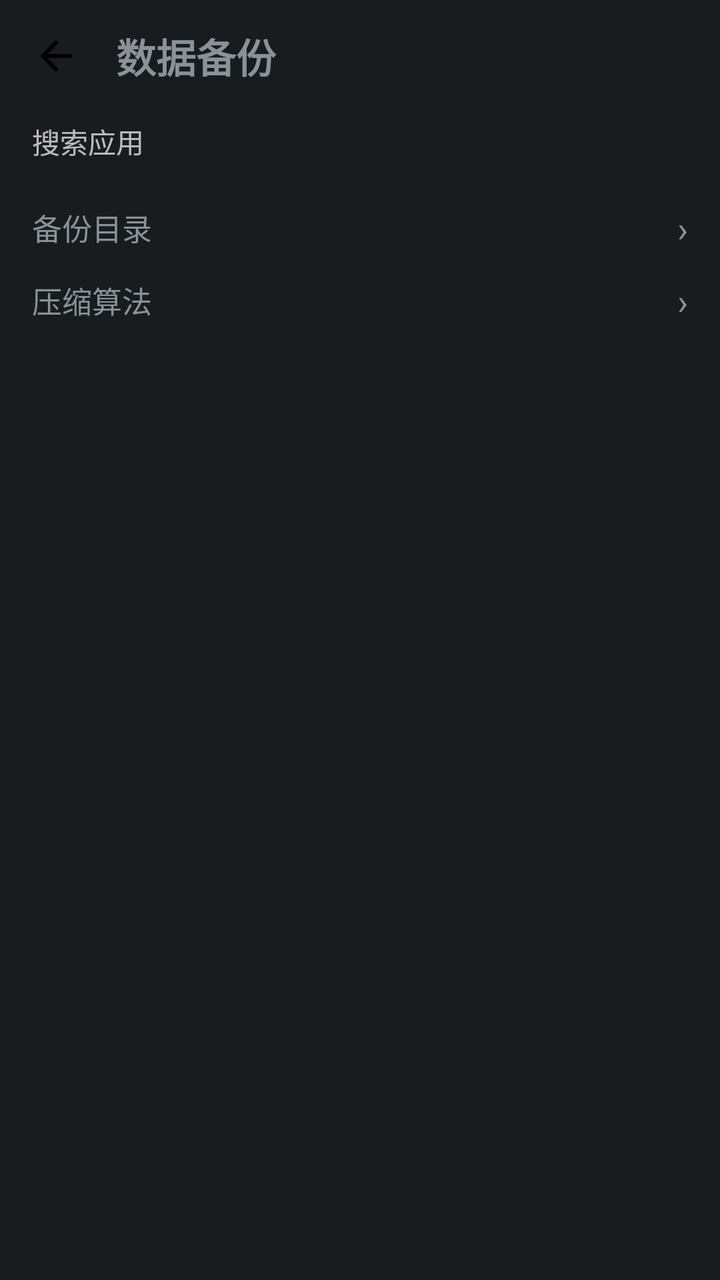
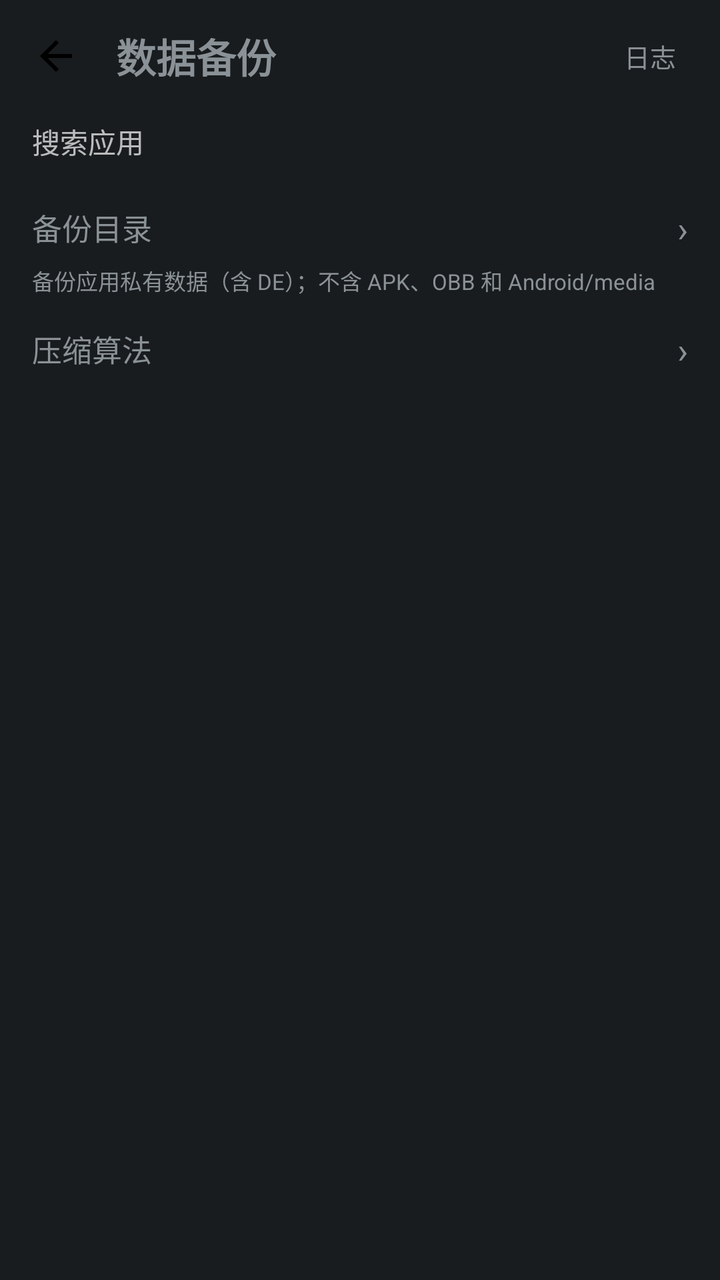

Before-and-after screenshots of an Android layout around one commit, followed by the original layout XML and the change that was made.
<!-- AndroidManifest.xml: application theme android:Theme.DeviceDefault.NoActionBar -->
<!-- res/layout/activity_backup.xml -->
<?xml version="1.0" encoding="utf-8"?>
<LinearLayout xmlns:android="http://schemas.android.com/apk/res/android"
    android:id="@+id/bk_root"
    android:layout_width="match_parent"
    android:layout_height="match_parent"
    android:orientation="vertical">

    <LinearLayout
        android:id="@+id/bk_header"
        android:layout_width="match_parent"
        android:layout_height="56dp"
        android:orientation="horizontal"
        android:gravity="center_vertical"
        android:paddingStart="6dp"
        android:paddingEnd="12dp">

        <ImageButton
            android:id="@+id/bk_back"
            android:layout_width="44dp"
            android:layout_height="44dp"
            android:padding="10dp"
            android:background="?android:attr/selectableItemBackgroundBorderless"
            android:src="@drawable/ic_back"
            android:scaleType="fitCenter"
            android:contentDescription="返回" />

        <TextView
            android:id="@+id/bk_title"
            android:layout_width="0dp"
            android:layout_height="wrap_content"
            android:layout_weight="1"
            android:layout_marginStart="8dp"
            android:text="@string/sec_backup"
            android:textSize="20sp"
            android:textStyle="bold" />

        
        <TextView
            android:id="@+id/bk_add"
            android:layout_width="wrap_content"
            android:layout_height="wrap_content"
            android:paddingStart="12dp"
            android:paddingEnd="12dp"
            android:paddingTop="8dp"
            android:paddingBottom="8dp"
            android:text="＋"
            android:textSize="20sp"
            android:visibility="gone" />

        
        <TextView
            android:id="@+id/bk_sel_count"
            android:layout_width="wrap_content"
            android:layout_height="wrap_content"
            android:textSize="13sp"
            android:visibility="gone" />

        <TextView
            android:id="@+id/bk_sel_all"
            android:layout_width="wrap_content"
            android:layout_height="wrap_content"
            android:paddingStart="12dp"
            android:paddingEnd="12dp"
            android:paddingTop="8dp"
            android:paddingBottom="8dp"
            android:text="@string/backup_sel_all"
            android:textSize="13sp"
            android:visibility="gone" />

        <TextView
            android:id="@+id/bk_sel_inv"
            android:layout_width="wrap_content"
            android:layout_height="wrap_content"
            android:paddingStart="8dp"
            android:paddingEnd="8dp"
            android:paddingTop="8dp"
            android:paddingBottom="8dp"
            android:text="@string/backup_invert"
            android:textSize="13sp"
            android:visibility="gone" />

        <TextView
            android:id="@+id/bk_sel_more"
            android:layout_width="wrap_content"
            android:layout_height="wrap_content"
            android:paddingStart="8dp"
            android:paddingEnd="4dp"
            android:paddingTop="8dp"
            android:paddingBottom="8dp"
            android:text="⋮"
            android:textSize="20sp"
            android:visibility="gone" />
    </LinearLayout>

    
    <LinearLayout
        android:layout_width="match_parent"
        android:layout_height="wrap_content"
        android:orientation="horizontal"
        android:gravity="center_vertical"
        android:paddingStart="16dp"
        android:paddingEnd="12dp"
        android:paddingBottom="6dp">

        <EditText
            android:id="@+id/bk_search"
            android:layout_width="0dp"
            android:layout_height="wrap_content"
            android:layout_weight="1"
            android:hint="@string/backup_search_hint"
            android:inputType="text"
            android:maxLines="1"
            android:textSize="14sp"
            android:background="@null" />

        <TextView
            android:id="@+id/bk_sort"
            android:layout_width="wrap_content"
            android:layout_height="wrap_content"
            android:paddingStart="10dp"
            android:paddingEnd="4dp"
            android:paddingTop="6dp"
            android:paddingBottom="6dp"
            android:textSize="13sp" />

        <TextView
            android:id="@+id/bk_filter"
            android:layout_width="wrap_content"
            android:layout_height="wrap_content"
            android:paddingStart="10dp"
            android:paddingEnd="4dp"
            android:paddingTop="6dp"
            android:paddingBottom="6dp"
            android:textSize="13sp" />
    </LinearLayout>

    <TextView
        android:id="@+id/bk_hint"
        android:layout_width="match_parent"
        android:layout_height="wrap_content"
        android:paddingStart="16dp"
        android:paddingEnd="16dp"
        android:paddingBottom="8dp"
        android:lineSpacingExtra="3dp"
        android:textSize="12sp"
        android:visibility="gone" />

    <LinearLayout
        android:id="@+id/bk_dir_row"
        android:layout_width="match_parent"
        android:layout_height="wrap_content"
        android:orientation="horizontal"
        android:gravity="center_vertical"
        android:paddingStart="16dp"
        android:paddingEnd="16dp"
        android:paddingTop="10dp"
        android:paddingBottom="4dp"
        android:background="?android:attr/selectableItemBackground">

        <TextView
            android:id="@+id/bk_dir_label"
            android:layout_width="wrap_content"
            android:layout_height="wrap_content"
            android:text="@string/backup_dir_row"
            android:textSize="15sp" />

        <TextView
            android:id="@+id/bk_dir_value"
            android:layout_width="0dp"
            android:layout_height="wrap_content"
            android:layout_weight="1"
            android:layout_marginStart="12dp"
            android:gravity="end"
            android:maxLines="1"
            android:ellipsize="start"
            android:textSize="13sp" />

        <TextView
            android:id="@+id/bk_dir_arrow"
            android:layout_width="wrap_content"
            android:layout_height="wrap_content"
            android:layout_marginStart="4dp"
            android:text="&#8250;"
            android:textSize="18sp" />
    </LinearLayout>

    <LinearLayout
        android:id="@+id/bk_algo_row"
        android:layout_width="match_parent"
        android:layout_height="wrap_content"
        android:orientation="horizontal"
        android:gravity="center_vertical"
        android:paddingStart="16dp"
        android:paddingEnd="16dp"
        android:paddingTop="8dp"
        android:paddingBottom="10dp"
        android:background="?android:attr/selectableItemBackground">

        <TextView
            android:id="@+id/bk_algo_label"
            android:layout_width="0dp"
            android:layout_height="wrap_content"
            android:layout_weight="1"
            android:text="@string/backup_algo_row"
            android:textSize="15sp" />

        <TextView
            android:id="@+id/bk_algo_value"
            android:layout_width="wrap_content"
            android:layout_height="wrap_content"
            android:layout_marginEnd="4dp"
            android:textSize="13sp" />

        <TextView
            android:id="@+id/bk_algo_arrow"
            android:layout_width="wrap_content"
            android:layout_height="wrap_content"
            android:text="›"
            android:textSize="18sp" />
    </LinearLayout>

    
    <LinearLayout
        android:id="@+id/bk_progress"
        android:layout_width="match_parent"
        android:layout_height="wrap_content"
        android:orientation="horizontal"
        android:gravity="center_vertical"
        android:paddingStart="16dp"
        android:paddingEnd="16dp"
        android:paddingTop="8dp"
        android:paddingBottom="4dp"
        android:visibility="gone">

        <ProgressBar
            android:id="@+id/bk_progress_bar"
            style="?android:attr/progressBarStyleHorizontal"
            android:layout_width="0dp"
            android:layout_height="wrap_content"
            android:layout_weight="1"
            android:max="100" />

        <TextView
            android:id="@+id/bk_progress_text"
            android:layout_width="wrap_content"
            android:layout_height="wrap_content"
            android:layout_marginStart="12dp"
            android:textSize="13sp" />
    </LinearLayout>

    <View
        android:id="@+id/bk_divider"
        android:layout_width="match_parent"
        android:layout_height="1dp" />

    <FrameLayout
        android:layout_width="match_parent"
        android:layout_height="0dp"
        android:layout_weight="1">

        <ListView
            android:id="@+id/bk_list"
            android:layout_width="match_parent"
            android:layout_height="match_parent"
            android:divider="@null"
            android:scrollbars="vertical" />

        <TextView
            android:id="@+id/bk_empty"
            android:layout_width="match_parent"
            android:layout_height="wrap_content"
            android:layout_gravity="center"
            android:gravity="center"
            android:padding="32dp"
            android:lineSpacingExtra="4dp"
            android:text="@string/backup_empty_hint"
            android:textSize="13sp"
            android:visibility="gone" />
    </FrameLayout>
</LinearLayout>
<!-- resources referenced by this layout -->
<resources>
  <!-- drawable ic_back (drawable) -->
  <?xml version="1.0" encoding="utf-8"?>
  <vector xmlns:android="http://schemas.android.com/apk/res/android"
      android:width="24dp"
      android:height="24dp"
      android:viewportWidth="24"
      android:viewportHeight="24">
      <path
          android:fillColor="#FF000000"
          android:pathData="M20,11H7.83l5.59,-5.59L12,4l-8,8l8,8l1.41,-1.41L7.83,13H20v-2z" />
  </vector>
  <string name="backup_algo_row">压缩算法</string>
  <string name="backup_dir_row">备份目录</string>
  <string name="backup_empty_hint">还没有备份。
  
  长按应用选「备份数据」可以随时建一份；克隆数据时目标空间原来的数据也会自动打包一份到这里，可以选择压缩或恢复。</string>
  <string name="backup_invert">反选</string>
  <string name="backup_search_hint">搜索应用</string>
  <string name="backup_sel_all">全选</string>
  <string name="sec_backup">数据备份</string>
</resources>

<!-- the commit's change to res/layout/activity_backup.xml (unified diff, before → after) -->
@@ -36,6 +36,18 @@
 
         
         <TextView
+            android:id="@+id/bk_log"
+            android:layout_width="wrap_content"
+            android:layout_height="wrap_content"
+            android:paddingStart="10dp"
+            android:paddingEnd="10dp"
+            android:paddingTop="8dp"
+            android:paddingBottom="8dp"
+            android:text="@string/backup_log"
+            android:textSize="13sp" />
+
+        
+        <TextView
             android:id="@+id/bk_add"
             android:layout_width="wrap_content"
             android:layout_height="wrap_content"
@@ -183,6 +195,17 @@
             android:text="&#8250;"
             android:textSize="18sp" />
     </LinearLayout>
+
+    <TextView
+        android:id="@+id/bk_scope"
+        android:layout_width="match_parent"
+        android:layout_height="wrap_content"
+        android:paddingStart="16dp"
+        android:paddingEnd="16dp"
+        android:paddingTop="2dp"
+        android:paddingBottom="6dp"
+        android:text="@string/backup_scope_note"
+        android:textSize="11sp" />
 
     <LinearLayout
         android:id="@+id/bk_algo_row"
<!-- resource entries referenced after the edit -->
@@ -17,6 +17,8 @@
   
   长按应用选「备份数据」可以随时建一份；克隆数据时目标空间原来的数据也会自动打包一份到这里，可以选择压缩或恢复。</string>
   <string name="backup_invert">反选</string>
+  <string name="backup_log">日志</string>
+  <string name="backup_scope_note">备份应用私有数据（含 DE）；不含 APK、OBB 和 Android/media</string>
   <string name="backup_search_hint">搜索应用</string>
   <string name="backup_sel_all">全选</string>
   <string name="sec_backup">数据备份</string>
